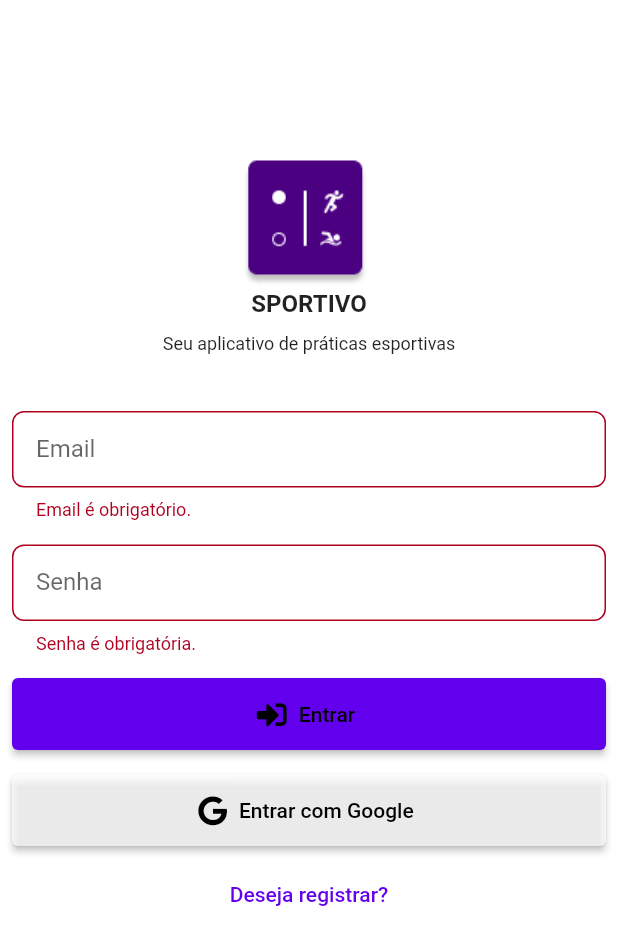
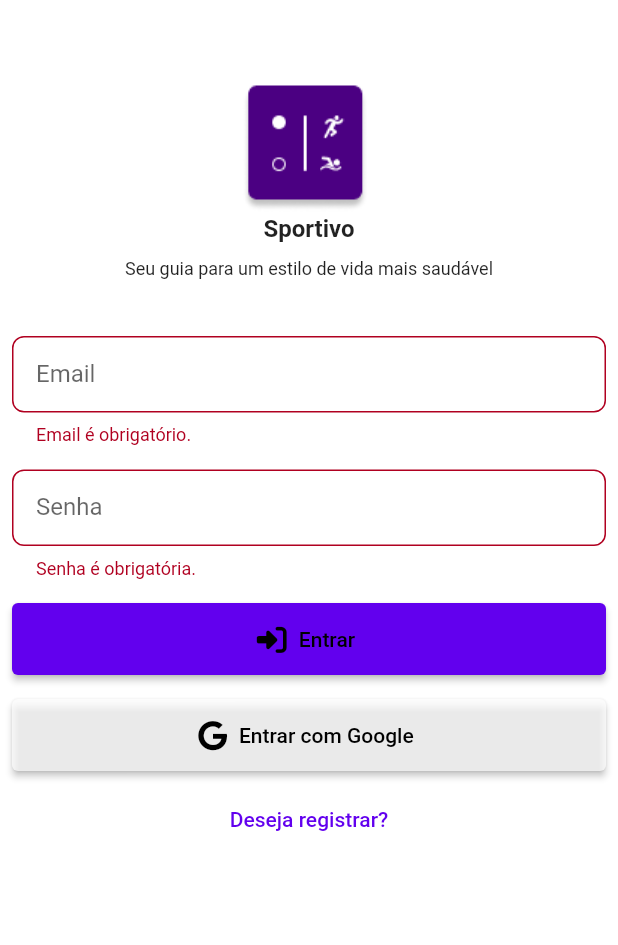
Before and after one commit to DiasNeto0305/sportivo, a Flutter app: the screen it shows after launch, after a tap on "Entrar", on a phone screen of 412 x 824 dp. Shown: the top 945 px of the screen. Run offline on Flutter 3.47's test engine with Material 2 defaults, Android fonts, the phone set to English and light mode, and no system bars; our stand-ins replace carousel_slider, firebase_auth, firebase_core, firebase_storage, flutter_screenutil, font_awesome_flutter and 3 more; accounts and stored records are empty.

```diff
--- a/lib/main.dart
+++ b/lib/main.dart
@@ -14,6 +14,7 @@ import 'package:sportivo/pages/places_form.dart';
 import 'package:sportivo/pages/theme_page.dart';
 import 'package:sportivo/theme/darkTheme.dart';
 import 'package:sportivo/theme/lightTheme.dart';
+import 'package:sportivo/utils/constants.dart';
 
 void main() async {
   WidgetsFlutterBinding.ensureInitialized();
@@ -24,11 +25,11 @@ void main() async {
 class MyApp extends StatelessWidget {
   static const themeMode = [ThemeMode.light, ThemeMode.dark, ThemeMode.system];
   final routes = {
-    '/place-form': (ctx) => PlacesForm(),
-    '/theme': (ctx) => ThemePage(),
-    '/default': (ctx) => BottomNavigation(),
-    '/loading': (ctx) => LoadingPage(),
-    '/config': (ctx) => ConfigPage(),
+    AppRoutes.PLACE_FORM: (ctx) => PlacesForm(),
+    AppRoutes.THEME: (ctx) => ThemePage(),
+    AppRoutes.DEFAULT: (ctx) => BottomNavigation(),
+    AppRoutes.LOADING: (ctx) => LoadingPage(),
+    AppRoutes.CONFIG: (ctx) => ConfigPage(),
     '/error': (ctx) => ErrorPage(
           errorMessage: '',
         )
@@ -37,7 +38,7 @@ class MyApp extends StatelessWidget {
   @override
   Widget build(BuildContext context) {
     return MaterialApp(
-      title: 'Sportivo',
+      title: Constants.APP_NAME,
       home: MultiProvider(
         providers: [
           ChangeNotifierProvider(
@@ -58,8 +59,7 @@ class MyApp extends StatelessWidget {
           ),
         ],
         child: LayoutBuilder(builder: (context, constraints) {
-          ScreenUtil.init(constraints,
-              designSize: Size(411, 866), context: context);
+          ScreenUtil.init(context, designSize: Size(411, 866));
           return MaterialApp(
             themeMode:
                 themeMode[Provider.of<ThemeController>(context).selectedTheme],
--- a/lib/pages/auth_page.dart
+++ b/lib/pages/auth_page.dart
@@ -3,8 +3,10 @@ import 'package:font_awesome_flutter/font_awesome_flutter.dart';
 import 'package:provider/provider.dart';
 import 'package:sportivo/controllers/auth_controller.dart';
 import 'package:sportivo/exceptions/auth_exception.dart';
+import 'package:sportivo/utils/constants.dart';
 
 import '../enum/auth_mode.dart';
+import '../utils/utils.dart';
 
 class AuthPage extends StatefulWidget {
   AuthPage({Key? key}) : super(key: key);
@@ -42,18 +44,18 @@ class _AuthPageState extends State<AuthPage> {
     return Column(
       children: [
         SizedBox(
-          height: height + 100,
+          height: height + 50,
         ),
-        Image.asset('assets/img/Logo.png'),
+        Image.asset(Constants.LOGO),
         Text(
-          'SPORTIVO',
+          Constants.APP_NAME,
           style: TextStyle(fontWeight: FontWeight.bold, fontSize: 16),
         ),
         SizedBox(
           height: 10,
         ),
         Text(
-          'Seu aplicativo de práticas esportivas',
+          Constants.APP_SLOGAN,
           style: TextStyle(fontSize: 12),
         ),
         SizedBox(
@@ -65,24 +67,6 @@ class _AuthPageState extends State<AuthPage> {
 
   Widget _authForm(BuildContext context, bool _isLogin) {
     final provider = Provider.of<AuthController>(context);
-
-    void _showErrorSnackbar(String msg) {
-      ScaffoldMessenger.of(context).showSnackBar(
-        SnackBar(
-          behavior: SnackBarBehavior.floating,
-          backgroundColor: Colors.red[900],
-          content: Text(
-            msg,
-            style: TextStyle(fontWeight: FontWeight.bold),
-          ),
-          action: SnackBarAction(
-            label: 'Fechar',
-            textColor: Colors.black,
-            onPressed: () {},
-          ),
-        ),
-      );
-    }
 
     void _submit() async {
       final isValid = _formKey.currentState?.validate() ?? false;
@@ -98,10 +82,10 @@ class _AuthPageState extends State<AuthPage> {
         );
         Navigator.of(context).pushNamed('/loading');
       } on AuthException catch (error) {
-        _showErrorSnackbar(error.toString());
+        showErrorSnackbar(context: context, msg: error.toString());
       } catch (error) {
         print(error);
-        _showErrorSnackbar('Ocorreu um erro inesperado');
+        showErrorSnackbar(context: context, msg: 'Ocorreu um erro inesperado');
       }
     }
 
@@ -111,26 +95,8 @@ class _AuthPageState extends State<AuthPage> {
         Navigator.of(context).pushNamed('/loading');
       } catch (error) {
         print(error);
-        _showErrorSnackbar('Ocorreu um erro inesperado');
+        showErrorSnackbar(context: context, msg: 'Ocorreu um erro inesperado');
       }
-    }
-
-    String? _validateEmail(String? email) {
-      if (email == null || email.trim().isEmpty) {
-        return 'Email é obrigatório.';
-      } else if (!RegExp(r'^[\w-\.]+@([\w-]+\.)+[\w-]{2,4}$').hasMatch(email)) {
-        return 'Por favor, informe um email válido.';
-      }
-      return null;
-    }
-
-    String? _validatePassword(String? password) {
-      if (password == null || password.trim().isEmpty) {
-        return 'Senha é obrigatória.';
-      } else if (password.length < 6) {
-        return 'Senha deve ter pelo menos 6 caracteres.';
-      }
-      return null;
     }
 
     return Form(
@@ -148,7 +114,7 @@ class _AuthPageState extends State<AuthPage> {
                 ),
               ),
               textInputAction: TextInputAction.next,
-              validator: (_email) => _validateEmail(_email),
+              validator: (_email) => validateEmail(_email),
               onSaved: (email) => _authData['email'] = email ?? '',
             ),
           ),
@@ -165,7 +131,7 @@ class _AuthPageState extends State<AuthPage> {
                 ),
               ),
               textInputAction: TextInputAction.next,
-              validator: (_password) => _validatePassword(_password),
+              validator: (_password) => validatePassword(_password),
               onSaved: (password) => _authData['password'] = password ?? '',
             ),
           ),
@@ -193,11 +159,12 @@ class _AuthPageState extends State<AuthPage> {
             padding: const EdgeInsets.all(8),
             child: ElevatedButton.icon(
               style: ElevatedButton.styleFrom(
-                  foregroundColor: Colors.black,
-                  minimumSize: Size(double.infinity, 48)),
+                foregroundColor: Colors.black,
+                minimumSize: Size(double.infinity, 48),
+              ),
               onPressed: _submit,
               icon: FaIcon(
-                FontAwesomeIcons.signInAlt,
+                FontAwesomeIcons.rightToBracket,
               ),
               label: Text(
                 _isLogin ? 'Entrar' : 'Registrar',
@@ -208,9 +175,10 @@ class _AuthPageState extends State<AuthPage> {
             padding: const EdgeInsets.all(8),
             child: ElevatedButton.icon(
               style: ElevatedButton.styleFrom(
-                  backgroundColor: Colors.white70,
-                  foregroundColor: Colors.black,
-                  minimumSize: Size(double.infinity, 48)),
+                backgroundColor: Colors.white70,
+                foregroundColor: Colors.black,
+                minimumSize: Size(double.infinity, 48),
+              ),
               onPressed: signIn,
               icon: FaIcon(
                 FontAwesomeIcons.google,
--- a/lib/pages/places_form.dart
+++ b/lib/pages/places_form.dart
@@ -46,7 +46,7 @@ class _PlacesFormState extends State<PlacesForm> {
 
   void _pickImages() async {
     final ImagePicker _picker = ImagePicker();
-    final List<XFile>? images = await _picker.pickMultiImage() ?? [];
+    final List<XFile>? images = await _picker.pickMultiImage();
     if (images!.length > 0) {
       _formData['urlImage'] = [];
       for (var image in images) {
--- a/lib/pages/profile_page.dart
+++ b/lib/pages/profile_page.dart
@@ -27,8 +27,12 @@ class ProfilePage extends StatelessWidget {
                   child: CircleAvatar(
                     backgroundColor: Theme.of(context).scaffoldBackgroundColor,
                     child: CircleAvatar(
-                      backgroundImage:
-                          AssetImage('assets/img/littleboyswimming.png'),
+                      backgroundImage: user?.photoURL != null
+                          ? NetworkImage(
+                              user?.photoURL as String,
+                            )
+                          : AssetImage('assets/img/littleboyswimming.png')
+                              as ImageProvider,
                       radius: 36.r,
                     ),
                     radius: 40.r,
--- a/lib/utils/constants.dart
+++ b/lib/utils/constants.dart
@@ -1,5 +1,21 @@
 class Constants {
-  static const USER_FAVORITE_URL = 'https://shop-fadias-default-rtdb.firebaseio.com/userFavorite';
-  static const PRODUCT_BASE_URL = 'https://shop-fadias-default-rtdb.firebaseio.com/products';
-  static const ORDER_BASE_URL =  'https://shop-fadias-default-rtdb.firebaseio.com/orders';
+  static const USER_FAVORITE_URL =
+      'https://shop-fadias-default-rtdb.firebaseio.com/userFavorite';
+  static const PRODUCT_BASE_URL =
+      'https://shop-fadias-default-rtdb.firebaseio.com/products';
+  static const ORDER_BASE_URL =
+      'https://shop-fadias-default-rtdb.firebaseio.com/orders';
+  static const PROFILE_IMAGE_URL =
+      'https://firebasestorage.googleapis.com/v0/b/sportivo-backend.appspot.com/o/images%2FprofileImage%2Flittleboyswimming.png?alt=media&token=1a20141c-cca8-4198-ac28-f3af2c8a129a';
+  static const APP_NAME = 'Sportivo';
+  static const APP_SLOGAN = 'Seu guia para um estilo de vida mais saudável';
+  static const LOGO = 'assets/img/Logo.png';
 }
+
+class AppRoutes {
+  static const PLACE_FORM = '/place-form';
+  static const THEME = '/theme';
+  static const DEFAULT = '/default';
+  static const LOADING = '/loading';
+  static const CONFIG = '/config';
+}
--- /dev/null
+++ b/lib/utils/utils.dart
@@ -0,0 +1,37 @@
+import 'package:flutter/material.dart';
+
+void showErrorSnackbar({required BuildContext context, required String msg}) {
+  ScaffoldMessenger.of(context).showSnackBar(
+    SnackBar(
+      behavior: SnackBarBehavior.floating,
+      backgroundColor: Colors.red[900],
+      content: Text(
+        msg,
+        style: TextStyle(fontWeight: FontWeight.bold),
+      ),
+      action: SnackBarAction(
+        label: 'Fechar',
+        textColor: Colors.black,
+        onPressed: () {},
+      ),
+    ),
+  );
+}
+
+String? validateEmail(String? email) {
+  if (email == null || email.trim().isEmpty) {
+    return 'Email é obrigatório.';
+  } else if (!RegExp(r'^[\w-\.]+@([\w-]+\.)+[\w-]{2,4}$').hasMatch(email)) {
+    return 'Por favor, informe um email válido.';
+  }
+  return null;
+}
+
+String? validatePassword(String? password) {
+  if (password == null || password.trim().isEmpty) {
+    return 'Senha é obrigatória.';
+  } else if (password.length < 6) {
+    return 'Senha deve ter pelo menos 6 caracteres.';
+  }
+  return null;
+}
```
Also changed, not shown: pubspec.yaml (+9 -10 lines), assets/img/profileImage.jpeg (deleted), pubspec.lock, 1 other file.
